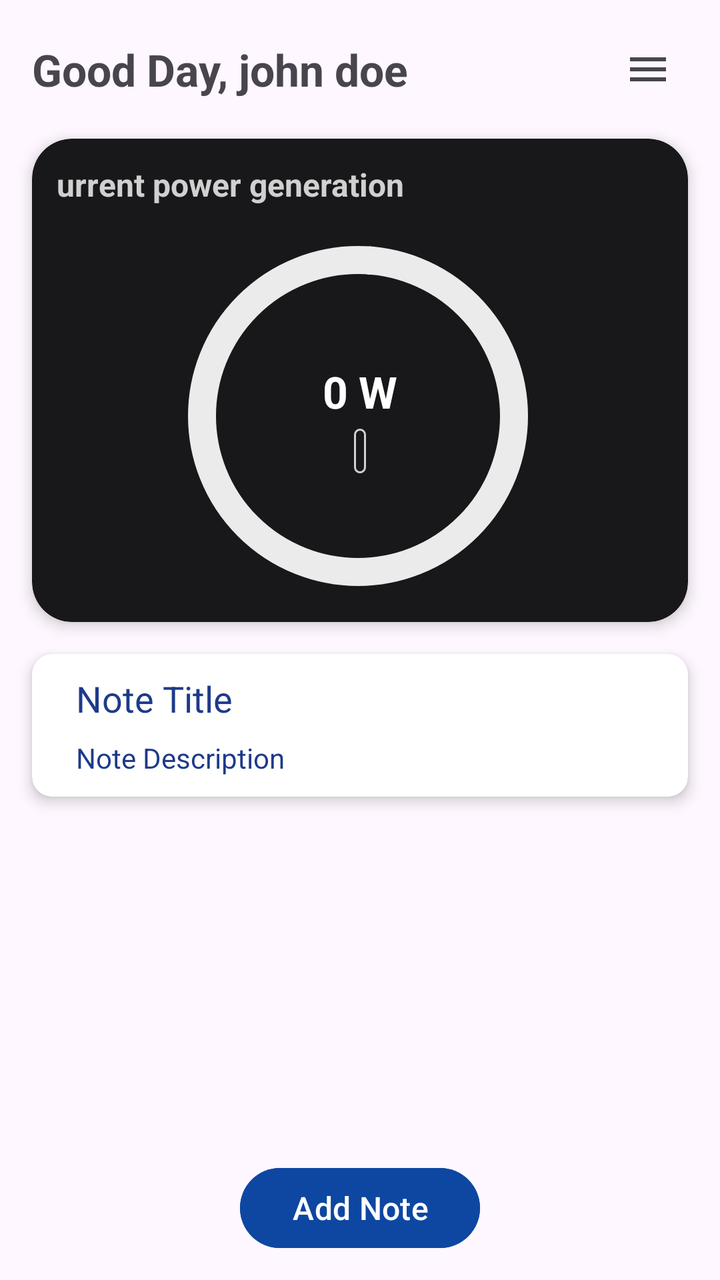
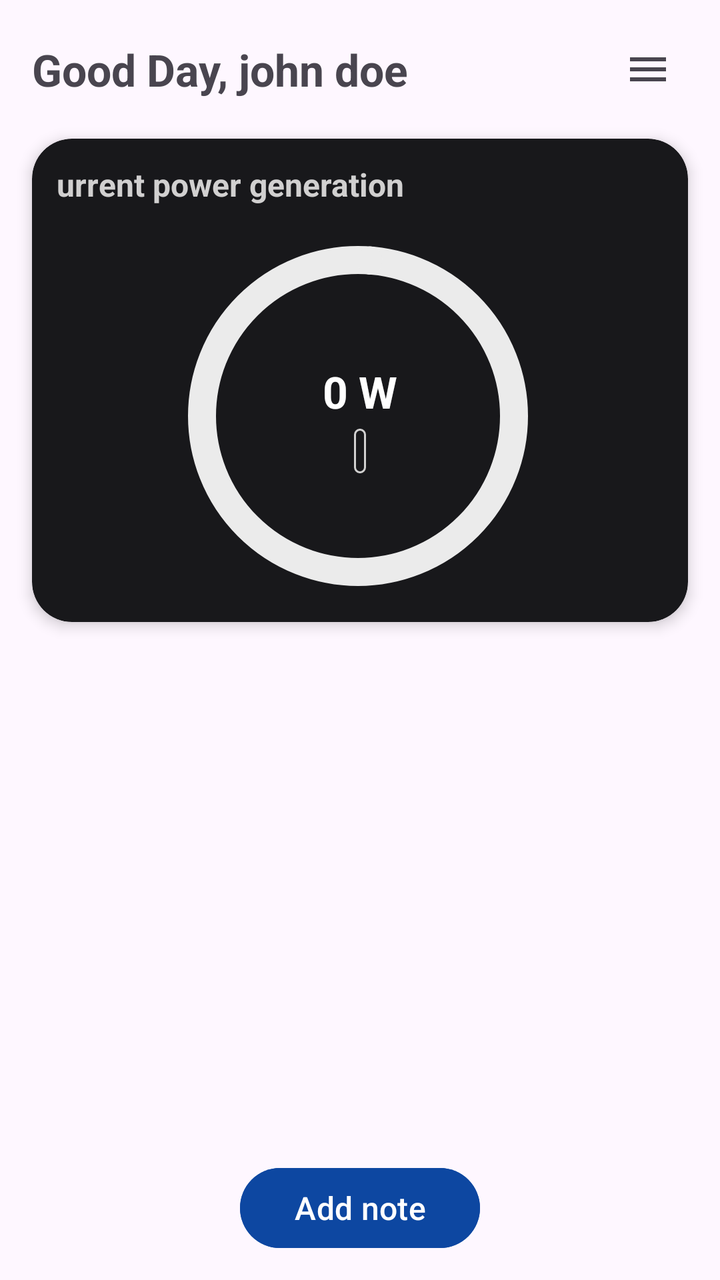

An Android layout rendered at two revisions. The XML below is the earlier revision; the diff shows what the commit changed to produce the second picture.
<!-- AndroidManifest.xml: application theme Theme.ApplicationLayerSoftwareFrameworkforSolarPoweredIoTSystems -->
<!-- res/layout/fragment_home.xml -->
<?xml version="1.0" encoding="utf-8"?>
<FrameLayout xmlns:android="http://schemas.android.com/apk/res/android"
    xmlns:app="http://schemas.android.com/apk/res-auto"
    xmlns:tools="http://schemas.android.com/tools"
    android:layout_width="match_parent"
    android:layout_height="match_parent"
    android:orientation="vertical"
    tools:context=".home">

   <androidx.core.widget.NestedScrollView
       android:layout_width="match_parent"
       android:layout_height="match_parent"
       android:fillViewport="true">

       <androidx.constraintlayout.widget.ConstraintLayout
           android:layout_width="match_parent"
           android:layout_height="match_parent"
           android:paddingBottom="24dp">

           <TextView
               android:id="@+id/home_greeting"
               android:layout_width="wrap_content"
               android:layout_height="wrap_content"
               android:layout_marginStart="16dp"
               android:layout_marginTop="20dp"
               android:text="Good Day, john doe"
               android:textSize="22sp"
               android:textStyle="bold"
               app:layout_constraintStart_toStartOf="parent"
               app:layout_constraintTop_toTopOf="parent" />

           <ImageView
               android:id="@+id/home_menu_icon"
               android:layout_width="40dp"
               android:layout_height="40dp"
               android:layout_marginEnd="16dp"
               android:background="?selectableItemBackground"
               android:clickable="true"
               android:contentDescription="Menu"
               android:focusable="true"
               android:padding="8dp"
               android:src="@drawable/tn_home_menu"
               app:layout_constraintBottom_toBottomOf="@+id/home_greeting"
               app:layout_constraintEnd_toEndOf="parent"
               app:layout_constraintTop_toTopOf="@+id/home_greeting" />

           <androidx.cardview.widget.CardView
               android:id="@+id/cardView"
               android:layout_width="0dp"
               android:layout_height="wrap_content"
               android:layout_marginStart="16dp"
               android:layout_marginEnd="16dp"
               android:layout_marginTop="20dp"
               app:cardBackgroundColor="#18181B"
               app:cardCornerRadius="20dp"
               app:cardElevation="4dp"
               app:layout_constraintEnd_toEndOf="parent"
               app:layout_constraintStart_toStartOf="parent"
               app:layout_constraintTop_toBottomOf="@+id/home_greeting">

               <LinearLayout
                   android:layout_width="match_parent"
                   android:layout_height="wrap_content"
                   android:gravity="center"
                   android:orientation="vertical"
                   android:padding="12dp"
                   android:paddingTop="10dp">

                   <TextView
                       android:layout_width="wrap_content"
                       android:layout_height="wrap_content"
                       android:layout_marginEnd="70dp"
                       android:text="@string/home_power_generation_heading"
                       android:textColor="@color/grey"
                       android:textSize="16sp"
                       android:textStyle="bold" />

                   <FrameLayout
                       android:layout_width="180dp"
                       android:layout_height="180dp"
                       android:layout_gravity="center"
                       android:layout_marginTop="16dp">

                       <com.google.android.material.progressindicator.CircularProgressIndicator
                           android:id="@+id/progress_bar"
                           android:layout_width="match_parent"
                           android:layout_height="match_parent"
                           android:indeterminate="false"
                           android:max="100"
                           app:indicatorColor="@color/otp_textColor"
                           app:indicatorSize="170dp"
                           app:trackColor="#EBEBEB"
                           app:trackCornerRadius="6dp"
                           app:trackThickness="14dp" />

                       <LinearLayout
                           android:layout_width="match_parent"
                           android:layout_height="match_parent"
                           android:gravity="center"
                           android:orientation="vertical"
                           android:padding="16dp">

                           <TextView
                               android:id="@+id/power_generation_value"
                               android:layout_width="wrap_content"
                               android:layout_height="wrap_content"
                               android:text="0 W"
                               android:textColor="@color/white"
                               android:textSize="22sp"
                               android:textStyle="bold" />

                           <TextView
                               android:id="@+id/p_device_id"
                               android:layout_width="wrap_content"
                               android:layout_height="wrap_content"
                               android:background="@drawable/solar_array_pill"
                               android:padding="3dp"
                               android:layout_marginTop="4dp"
                               android:textColor="#757575"
                               android:textSize="12sp" />

                       </LinearLayout>

                   </FrameLayout>

               </LinearLayout>

           </androidx.cardview.widget.CardView>

           <androidx.cardview.widget.CardView
               android:layout_width="match_parent"
               android:layout_height="wrap_content"
               android:layout_marginStart="16dp"
               android:layout_marginEnd="16dp"
               android:layout_marginTop="16dp"
               app:cardBackgroundColor="@color/white"
               app:cardCornerRadius="10dp"
               app:cardElevation="4dp"
               app:layout_constraintEnd_toEndOf="parent"
               app:layout_constraintStart_toStartOf="parent"
               app:layout_constraintTop_toBottomOf="@+id/cardView">

               <LinearLayout
                   android:layout_width="match_parent"
                   android:layout_height="match_parent"
                   android:layout_marginStart="12dp"
                   android:layout_marginEnd="12dp"
                   android:padding="10dp"
                   android:orientation="vertical">

                   <TextView
                       android:id="@+id/noteTitle"
                       android:layout_width="match_parent"
                       android:layout_height="0dp"
                       android:layout_weight="200"
                       android:textColor="#1E3A8A"
                       android:textSize="18sp"
                       android:text="Note Title"/>

                   <TextView
                       android:id="@+id/noteDescription"
                       android:layout_width="wrap_content"
                       android:layout_height="wrap_content"
                       android:layout_marginTop="8dp"
                       android:textColor="#1E3A8A"
                       android:textSize="14sp"
                       android:maxHeight="170dp"
                       android:text="Note Description"/>

               </LinearLayout>

           </androidx.cardview.widget.CardView>

       </androidx.constraintlayout.widget.ConstraintLayout>

   </androidx.core.widget.NestedScrollView>

    
    <Button
        android:id="@+id/btnAddNote"
        android:layout_width="match_parent"
        android:layout_height="wrap_content"
        android:layout_gravity="bottom"
        android:layout_marginStart="120dp"
        android:layout_marginEnd="120dp"
        android:layout_marginBottom="12dp"
        android:backgroundTint="#0D47A1"
        android:text="Add Note"
        android:textAllCaps="false"
        android:textColor="#ffffffff"
        android:textSize="16sp" />



</FrameLayout>
<!-- resources referenced by this layout -->
<resources>
  <color name="grey">#D1D0D0</color>
  <color name="otp_textColor">#F006E5</color>
  <color name="white">#FFFFFFFF</color>
  <!-- drawable solar_array_pill (drawable) -->
  <?xml version="1.0" encoding="utf-8"?>
  <shape xmlns:android="http://schemas.android.com/apk/res/android"
      android:shape="rectangle"
      >
      <corners android:radius="18dp"/>
      <stroke android:width="1dp" android:color="@color/grey" />
  
  
  </shape>
  <!-- drawable tn_home_menu (drawable) -->
  <vector xmlns:android="http://schemas.android.com/apk/res/android"
      android:width="24dp"
      android:height="24dp"
      android:viewportWidth="960"
      android:viewportHeight="960"
      android:tint="?attr/colorControlNormal">
    <path
        android:fillColor="@android:color/white"
        android:pathData="M120,720L120,640L840,640L840,720L120,720ZM120,520L120,440L840,440L840,520L120,520ZM120,320L120,240L840,240L840,320L120,320Z"/>
  </vector>
  <string name="home_power_generation_heading">Current power generation</string>
  <style name="Theme.ApplicationLayerSoftwareFrameworkforSolarPoweredIoTSystems" parent="Base.Theme.ApplicationLayerSoftwareFrameworkforSolarPoweredIoTSystems" />
  <style name="Base.Theme.ApplicationLayerSoftwareFrameworkforSolarPoweredIoTSystems" parent="Theme.Material3.DayNight.NoActionBar">
          
          
      </style>
</resources>

<!-- the commit's change to res/layout/fragment_home.xml (unified diff, before → after) -->
@@ -127,49 +127,21 @@
 
            </androidx.cardview.widget.CardView>
 
-           <androidx.cardview.widget.CardView
+           <androidx.recyclerview.widget.RecyclerView
+               android:id="@+id/notes_recyclerview"
                android:layout_width="match_parent"
                android:layout_height="wrap_content"
+               android:overScrollMode="never"
+               android:nestedScrollingEnabled="false"
                android:layout_marginStart="16dp"
                android:layout_marginEnd="16dp"
                android:layout_marginTop="16dp"
-               app:cardBackgroundColor="@color/white"
-               app:cardCornerRadius="10dp"
-               app:cardElevation="4dp"
+               app:layout_constraintBottom_toBottomOf="parent"
                app:layout_constraintEnd_toEndOf="parent"
+               app:layout_constraintHorizontal_bias="0.0"
                app:layout_constraintStart_toStartOf="parent"
-               app:layout_constraintTop_toBottomOf="@+id/cardView">
-
-               <LinearLayout
-                   android:layout_width="match_parent"
-                   android:layout_height="match_parent"
-                   android:layout_marginStart="12dp"
-                   android:layout_marginEnd="12dp"
-                   android:padding="10dp"
-                   android:orientation="vertical">
-
-                   <TextView
-                       android:id="@+id/noteTitle"
-                       android:layout_width="match_parent"
-                       android:layout_height="0dp"
-                       android:layout_weight="200"
-                       android:textColor="#1E3A8A"
-                       android:textSize="18sp"
-                       android:text="Note Title"/>
-
-                   <TextView
-                       android:id="@+id/noteDescription"
-                       android:layout_width="wrap_content"
-                       android:layout_height="wrap_content"
-                       android:layout_marginTop="8dp"
-                       android:textColor="#1E3A8A"
-                       android:textSize="14sp"
-                       android:maxHeight="170dp"
-                       android:text="Note Description"/>
-
-               </LinearLayout>
-
-           </androidx.cardview.widget.CardView>
+               app:layout_constraintTop_toBottomOf="@+id/cardView"
+               app:layout_constraintVertical_bias="0.066" />
 
        </androidx.constraintlayout.widget.ConstraintLayout>
 
@@ -185,7 +157,7 @@
         android:layout_marginEnd="120dp"
         android:layout_marginBottom="12dp"
         android:backgroundTint="#0D47A1"
-        android:text="Add Note"
+        android:text="@string/notes_mainTitle"
         android:textAllCaps="false"
         android:textColor="#ffffffff"
         android:textSize="16sp" />
<!-- resource entries referenced after the edit -->
@@ -25,6 +25,7 @@
         android:pathData="M120,720L120,640L840,640L840,720L120,720ZM120,520L120,440L840,440L840,520L120,520ZM120,320L120,240L840,240L840,320L120,320Z"/>
   </vector>
   <string name="home_power_generation_heading">Current power generation</string>
+  <string name="notes_mainTitle">Add note</string>
   <style name="Theme.ApplicationLayerSoftwareFrameworkforSolarPoweredIoTSystems" parent="Base.Theme.ApplicationLayerSoftwareFrameworkforSolarPoweredIoTSystems" />
   <style name="Base.Theme.ApplicationLayerSoftwareFrameworkforSolarPoweredIoTSystems" parent="Theme.Material3.DayNight.NoActionBar">
           
